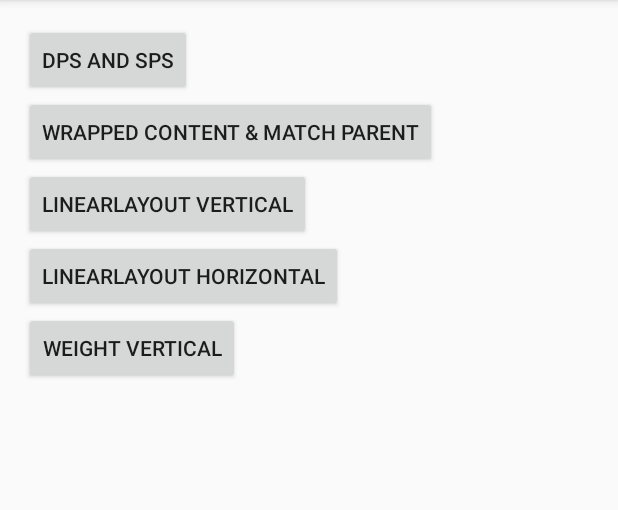
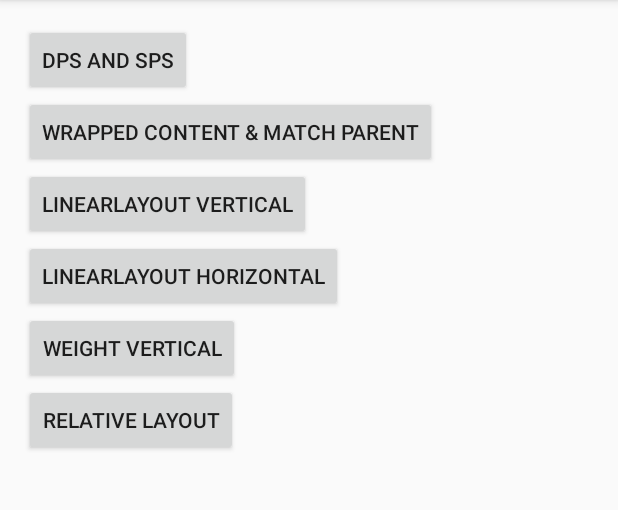
Before and after one commit to andynilson/Android4KidsExample, an Android app: the screen it shows after launch (MainActivity), on a phone screen of 412 x 824 dp, the part 84-594 px from its top. Run offline under Robolectric (Android 15) with nearby library versions, the phone set to English and light mode, and no system bars.

Commit message:
add relative layout

```diff
--- a/app/src/main/AndroidManifest.xml
+++ b/app/src/main/AndroidManifest.xml
@@ -20,6 +20,7 @@
         <activity android:name=".OrientationVerticalActivity" />
         <activity android:name=".OrientationHorizontalActivity" />
         <activity android:name=".WeightActivity" />
+        <activity android:name=".RelativeActivity"></activity>
     </application>
 
 </manifest>
--- a/app/src/main/res/layout/activity_main.xml
+++ b/app/src/main/res/layout/activity_main.xml
@@ -3,8 +3,8 @@
     xmlns:tools="http://schemas.android.com/tools"
     android:layout_width="match_parent"
     android:layout_height="match_parent"
+    android:orientation="vertical"
     android:paddingBottom="@dimen/activity_vertical_margin"
-    android:orientation="vertical"
     android:paddingLeft="@dimen/activity_horizontal_margin"
     android:paddingRight="@dimen/activity_horizontal_margin"
     android:paddingTop="@dimen/activity_vertical_margin"
@@ -13,37 +13,43 @@
     <Button
         android:id="@+id/dpsp_button"
         android:layout_width="wrap_content"
+        android:layout_height="wrap_content"
         android:onClick="navigateToActivity"
-        android:layout_height="wrap_content"
         android:text="DPs and SPs" />
-
 
     <Button
         android:id="@+id/wrapped_match_button"
-        android:onClick="navigateToActivity"
         android:layout_width="wrap_content"
         android:layout_height="wrap_content"
+        android:onClick="navigateToActivity"
         android:text="Wrapped Content &amp; Match Parent" />
+
     <Button
+        android:id="@+id/orientationvertical_button"
         android:layout_width="wrap_content"
         android:layout_height="wrap_content"
-        android:text="linearlayout vertical"
-        android:id="@+id/orientationvertical_button"
-        android:onClick="navigateToActivity"/>
+        android:onClick="navigateToActivity"
+        android:text="linearlayout vertical" />
+
     <Button
+        android:id="@+id/orientationhorizontal_button"
         android:layout_width="wrap_content"
         android:layout_height="wrap_content"
-        android:text="linearlayout horizontal"
-        android:id="@+id/orientationhorizontal_button"
-        android:onClick="navigateToActivity"/>
+        android:onClick="navigateToActivity"
+        android:text="linearlayout horizontal" />
 
     <Button
+        android:id="@+id/weight_vertical_button"
         android:layout_width="wrap_content"
         android:layout_height="wrap_content"
-        android:text="weight vertical"
-        android:id="@+id/weight_vertical_button"
-        android:onClick="navigateToActivity"/>
+        android:onClick="navigateToActivity"
+        android:text="weight vertical" />
 
-
+    <Button
+        android:id="@+id/relative_layout_button"
+        android:layout_width="wrap_content"
+        android:layout_height="wrap_content"
+        android:onClick="navigateToActivity"
+        android:text="relative layout" />
 
 </LinearLayout>
--- a/app/src/main/res/layout/activity_orientation_horizontal.xml
+++ b/app/src/main/res/layout/activity_orientation_horizontal.xml
@@ -3,21 +3,19 @@
     xmlns:tools="http://schemas.android.com/tools"
     android:layout_width="match_parent"
     android:layout_height="match_parent"
-    android:paddingBottom="@dimen/activity_vertical_margin"
-    android:paddingLeft="@dimen/activity_horizontal_margin"
     android:orientation="horizontal"
-    android:paddingRight="@dimen/activity_horizontal_margin"
-    android:paddingTop="@dimen/activity_vertical_margin"
     tools:context="com.andynilson.android4kidsexample.OrientationHorizontalActivity">
 
     <Button
         android:layout_width="wrap_content"
         android:layout_height="wrap_content"
         android:text="a" />
+
     <Button
         android:layout_width="wrap_content"
         android:layout_height="wrap_content"
         android:text="b" />
+
     <Button
         android:layout_width="wrap_content"
         android:layout_height="wrap_content"
--- a/app/src/main/res/layout/activity_orientation_vertical.xml
+++ b/app/src/main/res/layout/activity_orientation_vertical.xml
@@ -3,21 +3,19 @@
     xmlns:tools="http://schemas.android.com/tools"
     android:layout_width="match_parent"
     android:layout_height="match_parent"
-    android:paddingBottom="@dimen/activity_vertical_margin"
-    android:paddingLeft="@dimen/activity_horizontal_margin"
     android:orientation="vertical"
-    android:paddingRight="@dimen/activity_horizontal_margin"
-    android:paddingTop="@dimen/activity_vertical_margin"
     tools:context="com.andynilson.android4kidsexample.OrientationHorizontalActivity">
 
     <Button
         android:layout_width="wrap_content"
         android:layout_height="wrap_content"
         android:text="a" />
+
     <Button
         android:layout_width="wrap_content"
         android:layout_height="wrap_content"
         android:text="b" />
+
     <Button
         android:layout_width="wrap_content"
         android:layout_height="wrap_content"
```
Also changed, not shown: app/src/main/java/com/andynilson/android4kidsexample/MainActivity.java (+8 -6 lines), app/src/main/java/com/andynilson/android4kidsexample/RelativeActivity.java (added, +13 -0 lines), app/src/main/res/layout/activity_dp_sp.xml (+8 -14 lines), app/src/main/res/layout/activity_relative.xml (added, +51 -0 lines), app/src/main/res/layout/activity_weight.xml (+3 -8 lines), app/src/main/res/layout/activity_wrap_match.xml (+5 -7 lines).
